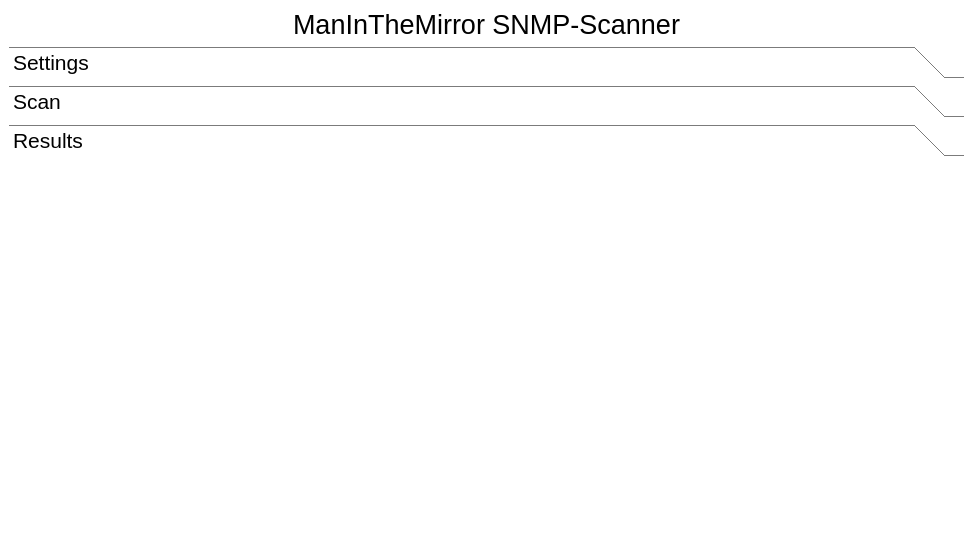
Before: the Qt Designer form UI/mainwindow.ui in aplaikner/ManInTheMirror, drawn with Qt 5.
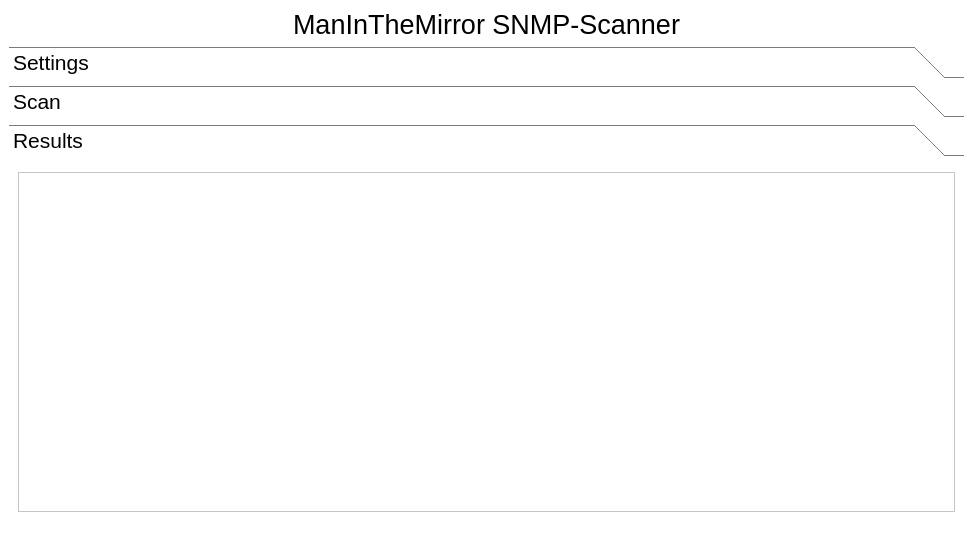
After: the same form once the commit is applied. The open tabs and pages were chosen to show the change.

Commit message: Add list widget to results menu

```diff
--- a/UI/mainwindow.ui
+++ b/UI/mainwindow.ui
@@ -23,7 +23,7 @@
     <string notr="true"/>
    </property>
    <layout class="QVBoxLayout" name="verticalLayout">
-    <item alignment="Qt::AlignHCenter|Qt::AlignTop">
+    <item>
      <widget class="QLabel" name="label_main_header">
       <property name="font">
        <font>
@@ -566,6 +566,11 @@
        <attribute name="label">
         <string>Results</string>
        </attribute>
+       <layout class="QVBoxLayout" name="verticalLayout_9">
+        <item>
+         <widget class="QListWidget" name="listWidget_results"/>
+        </item>
+       </layout>
       </widget>
      </widget>
     </item>
```
Left out of the diff: 8 changed lines with no effect on the pictures.
